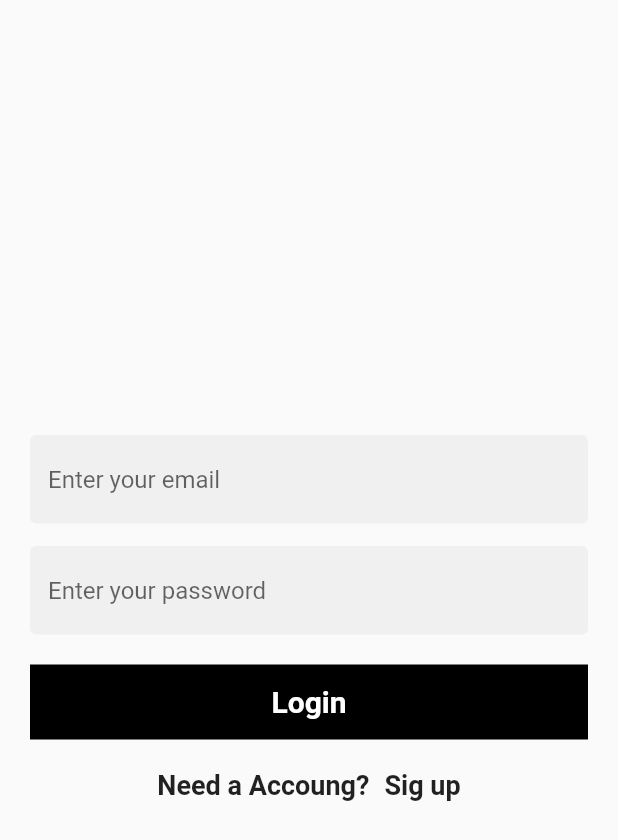
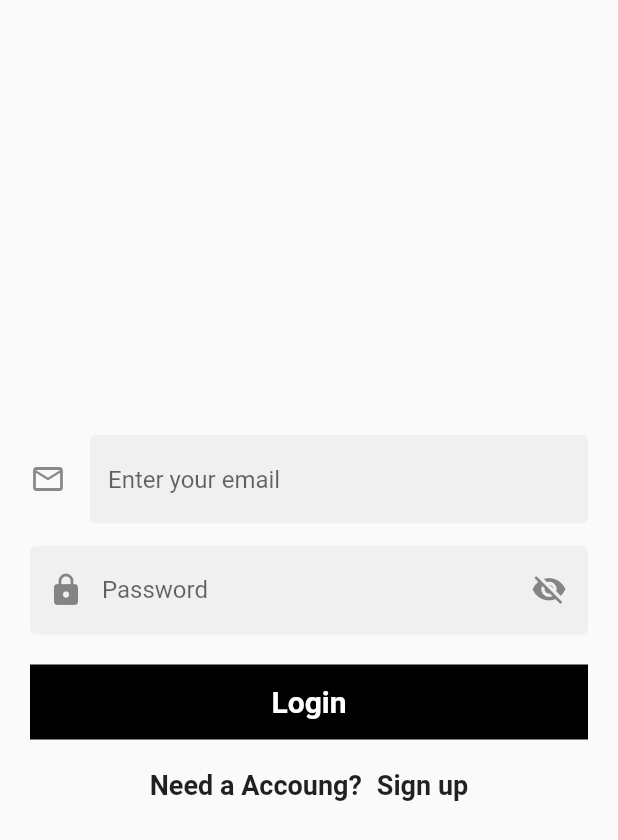
Before and after one commit to Max2535/ecommerce_app, a Flutter app: the screen it shows after launch, on a phone screen of 412 x 824 dp. Shown: the top 840 px of the screen. Run offline on Flutter 3.47's test engine with Material 2 defaults, Android fonts, the phone set to English and light mode, and no system bars; our stand-ins replace cloud_firestore, firebase_auth, firebase_core, firebase_storage, image_picker; accounts and stored records are empty.

Commit message:
Go Advance

```diff
--- a/lib/views/screens/auth/login_screen.dart
+++ b/lib/views/screens/auth/login_screen.dart
@@ -1,9 +1,50 @@
 import 'package:ecommerce_app/const.dart';
+import 'package:ecommerce_app/controllers/auth_controller.dart';
 import 'package:ecommerce_app/views/screens/auth/signup_screen.dart';
 import 'package:flutter/material.dart';
 
-class LoginScreen extends StatelessWidget {
-  const LoginScreen({Key? key}) : super(key: key);
+class LoginScreen extends StatefulWidget {
+  @override
+  State<LoginScreen> createState() => _LoginScreenState();
+}
+
+class _LoginScreenState extends State<LoginScreen> {
+  final TextEditingController _emailController = TextEditingController();
+
+  final TextEditingController _passwordController = TextEditingController();
+
+  bool _obscureText = true;
+  bool _isLoading = false;
+
+  void _toggle() {
+    setState(() {
+      _obscureText = !_obscureText;
+    });
+  }
+
+  void loginUsers() async {
+    setState(() {
+      _isLoading = true;
+    });
+
+    String res = await AuthController().loginUsers(
+      _emailController.text,
+      _passwordController.text,
+    );
+
+    _emailController.clear();
+    _passwordController.clear();
+
+    setState(() {
+      _isLoading = false;
+    });
+
+    if (res != 'success') {
+      return showSnackBar(res, context);
+    } else {
+      //Do noting for now we dont want
+    }
+  }
 
   @override
   Widget build(BuildContext context) {
@@ -14,8 +55,12 @@ class LoginScreen extends StatelessWidget {
           mainAxisAlignment: MainAxisAlignment.center,
           children: [
             TextFormField(
+              textInputAction: TextInputAction.next,
+              controller: _emailController,
+              keyboardType: TextInputType.emailAddress,
               decoration: InputDecoration(
                 filled: true,
+                icon: Icon(Icons.email_outlined),
                 hintText: 'Enter your email',
                 border: OutlineInputBorder(
                   borderSide: BorderSide.none,
@@ -30,16 +75,30 @@ class LoginScreen extends StatelessWidget {
             SizedBox(
               height: 15,
             ),
-            TextFormField(
+            TextField(
+              controller: _passwordController,
+              textInputAction: TextInputAction.done,
+              keyboardType: TextInputType.visiblePassword,
+              obscureText: _obscureText,
               decoration: InputDecoration(
-                filled: true,
-                hintText: 'Enter your password',
+                floatingLabelBehavior: FloatingLabelBehavior
+                    .never, //Hides label on focus or if filled
+                labelText: "Password",
+                filled: true, // Needed for adding a fill color
                 border: OutlineInputBorder(
-                  borderSide: BorderSide.none,
+                  borderSide: BorderSide.none, // No border
                 ),
-                focusedBorder: OutlineInputBorder(
-                  borderSide: BorderSide(
-                    color: Colors.black,
+                prefixIcon: Icon(Icons.lock_rounded, size: 24),
+                suffixIcon: Padding(
+                  padding: const EdgeInsets.fromLTRB(0, 0, 4, 0),
+                  child: GestureDetector(
+                    onTap: _toggle,
+                    child: Icon(
+                      _obscureText
+                          ? Icons.visibility_off_rounded
+                          : Icons.visibility_rounded,
+                      size: 24,
+                    ),
                   ),
                 ),
               ),
@@ -55,10 +114,14 @@ class LoginScreen extends StatelessWidget {
               ),
               child: Center(
                 child: InkWell(
-                  onTap: () {
-                    //TODO::Login action
-                  },
-                  child: Text(
+                  onTap: loginUsers,
+                  child: _isLoading
+                      ? Center(
+                          child: CircularProgressIndicator(
+                            color: Colors.white,
+                          ),
+                        )
+                      : Text(
                           'Login',
                           style: TextStyle(
                             color: textButtonColor,
@@ -94,7 +157,7 @@ class LoginScreen extends StatelessWidget {
                     );
                   },
                   child: Text(
-                    'Sig up',
+                    'Sign up',
                     style: TextStyle(
                       fontSize: 18,
                       fontWeight: FontWeight.bold,
```
Also changed, not shown: lib/controllers/auth_controller.dart (+20 -0 lines), lib/views/screens/auth/signup_screen.dart (+3 -36 lines). Lines whose indentation alone changed are shown as unchanged.
